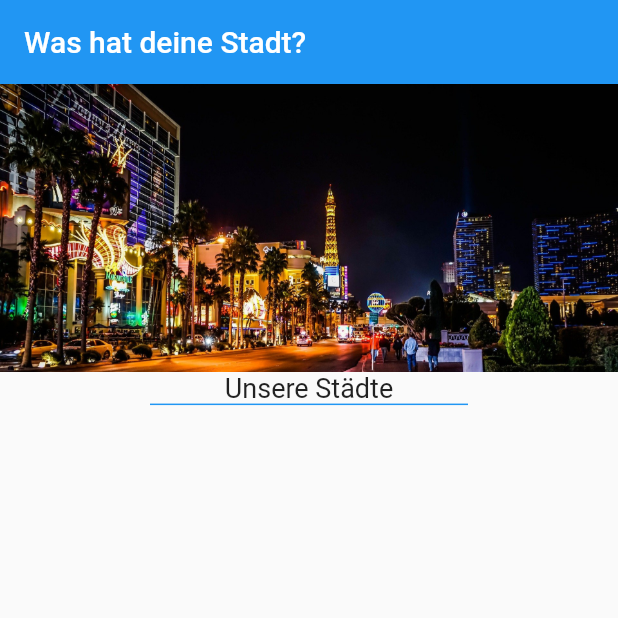
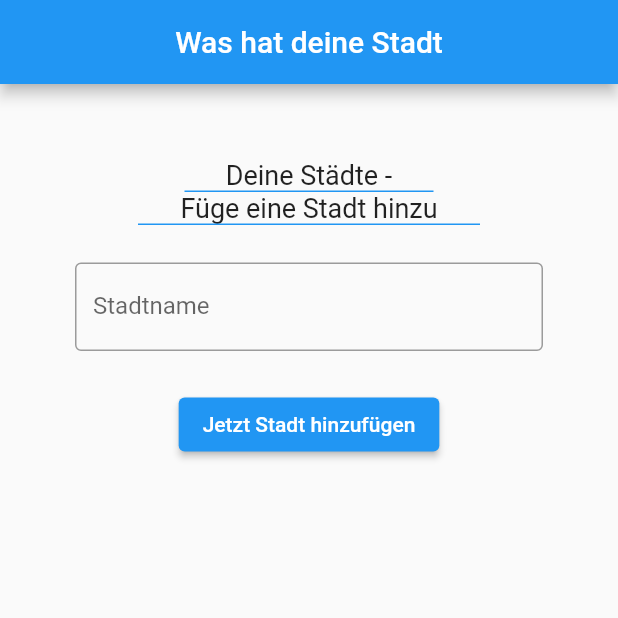
Before and after one commit to domenicYR/was_hat_deine_stadt_app, a Flutter app: the screen it shows after launch, on a phone screen of 412 x 824 dp, the top half of it. Run offline on Flutter 3.47's test engine with Material 2 defaults, Android fonts, the phone set to English and light mode, and no system bars.

Commit message:
add_city_screen hinzugefügt

```diff
--- a/lib/main.dart
+++ b/lib/main.dart
@@ -1,5 +1,6 @@
 import 'package:flutter/material.dart';
 import 'package:was_hat_deine_stadt_app/index_screen.dart';
+import 'package:was_hat_deine_stadt_app/screens/add_city_screen.dart';
 
 void main() {
   runApp(MyApp());
@@ -13,7 +14,7 @@ class MyApp extends StatelessWidget {
       theme: ThemeData(
         primarySwatch: Colors.blue,
       ),
-      home: IndexScreen(),
+      home: AddCityScreen(),
     );
   }
 }
--- /dev/null
+++ b/lib/screens/add_city_screen.dart
@@ -0,0 +1,93 @@
+import 'package:flutter/material.dart';
+
+class AddCityScreen extends StatelessWidget {
+  @override
+  Widget build(BuildContext context) {
+    return Scaffold(
+      appBar: AppBar(
+        title: Text("Was hat deine Stadt"),
+        centerTitle: true,
+      ),
+      body: const Formular(),
+    );
+  }
+}
+
+class Formular extends StatefulWidget {
+  const Formular({Key key}) : super(key: key);
+
+  @override
+  State<StatefulWidget> createState() => _FormularState();
+}
+
+class _FormularState extends State<Formular> {
+  final GlobalKey<FormState> _formKey = GlobalKey<FormState>();
+
+  @override
+  Widget build(BuildContext context) {
+    return Scaffold(
+      body: Container(
+        child: Form(
+          key: _formKey,
+          child: Scrollbar(
+            child: SingleChildScrollView(
+              padding: const EdgeInsets.all(50),
+              child: Column(
+                children: [
+                  Text(
+                    "Deine Städte -",
+                    style: TextStyle(
+                      fontSize: 18,
+                    ),
+                  ),
+
+                  Padding(
+                    padding: const EdgeInsets.symmetric(horizontal: 73.0),
+                    child: Container(
+                      height: 1,
+                      color: Colors.blue,
+                    ),
+                  ),
+
+                  Text(
+                    "Füge eine Stadt hinzu",
+                    style: TextStyle(
+                      fontSize: 18,
+                    ),
+                  ),
+
+                  Padding(
+                    padding: const EdgeInsets.symmetric(horizontal: 42.0),
+                    child: Container(
+                      height: 1,
+                      color: Colors.blue,
+                    ),
+                  ),
+
+                  SizedBox(height: 25),
+
+                  TextFormField(
+                    decoration: InputDecoration(
+                      labelText: 'Stadtname',
+                      border: OutlineInputBorder(),
+                    ),
+                    keyboardType: TextInputType.text,
+                  ),
+
+                  SizedBox(height: 25),
+
+                  ElevatedButton(
+                    child: Text("Jetzt Stadt hinzufügen"),
+                    onPressed: () {
+                      //_handleSubmitButton();
+                    },
+                  ),
+                ],
+              ),
+            ),
+          ),
+        ),
+      ),
+    );
+  }
+}
```
